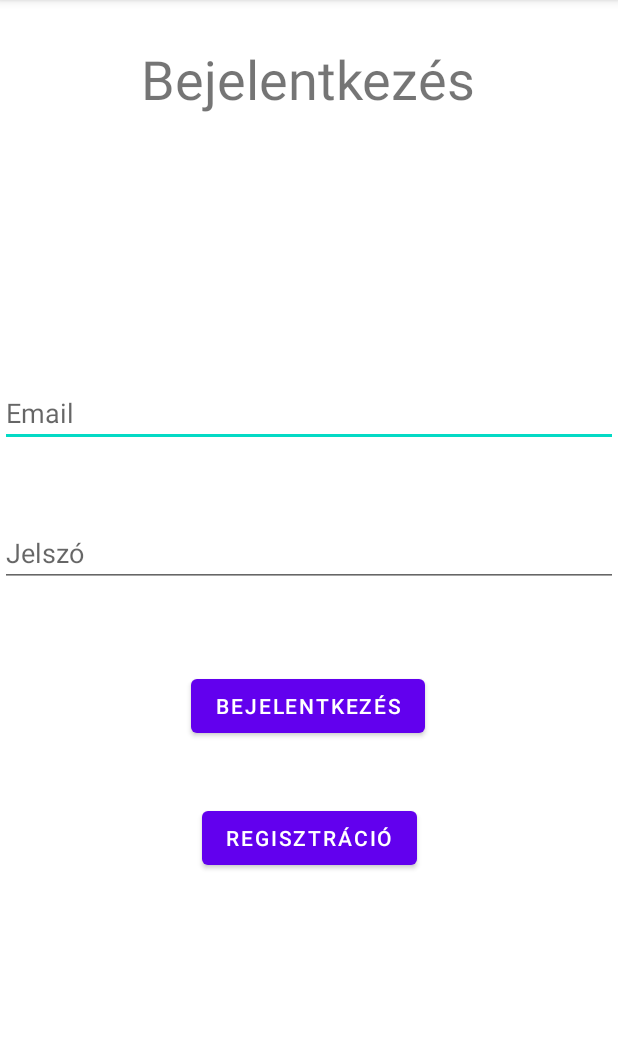
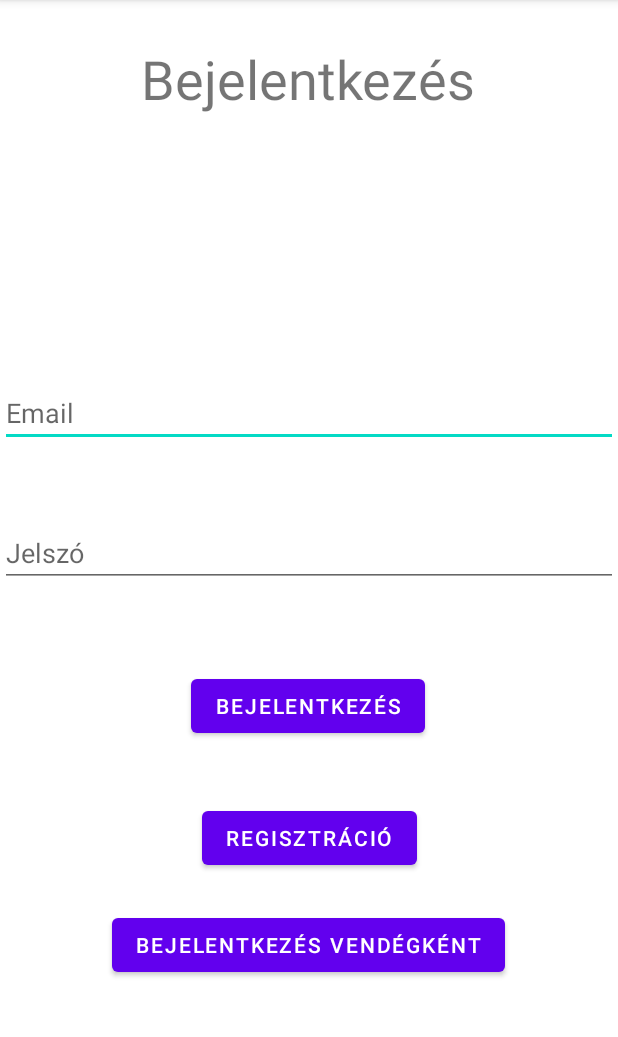
Before and after one commit to Andris013/Exchange-app, an Android app: the screen it shows after launch (MainActivity), on a phone screen of 412 x 824 dp, the part 84-1121 px from its top. Run offline under Robolectric (Android 15) with nearby library versions, the phone set to English and light mode, and no system bars.

Commit message:
Firebase in progress

```diff
--- a/app/src/main/res/layout/activity_main.xml
+++ b/app/src/main/res/layout/activity_main.xml
@@ -71,4 +71,16 @@
         app:layout_constraintVertical_bias="0.178"
         tools:ignore="UsingOnClickInXml" />
 
+    <Button
+        android:id="@+id/anonymousLoginButton"
+        android:layout_width="wrap_content"
+        android:layout_height="wrap_content"
+        android:text="Bejelentkezés vendégként"
+        app:layout_constraintBottom_toBottomOf="parent"
+        app:layout_constraintEnd_toEndOf="parent"
+        app:layout_constraintHorizontal_bias="0.498"
+        app:layout_constraintStart_toStartOf="parent"
+        app:layout_constraintTop_toBottomOf="@+id/registerButton"
+        app:layout_constraintVertical_bias="0.168" />
+
 </androidx.constraintlayout.widget.ConstraintLayout>
```
